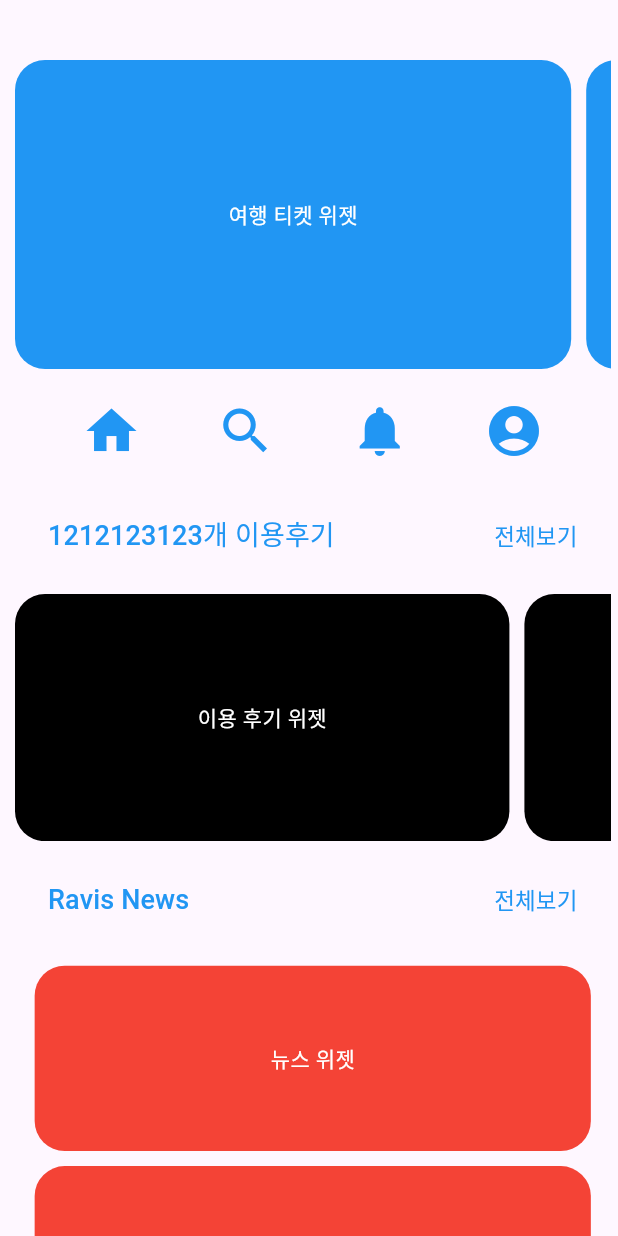
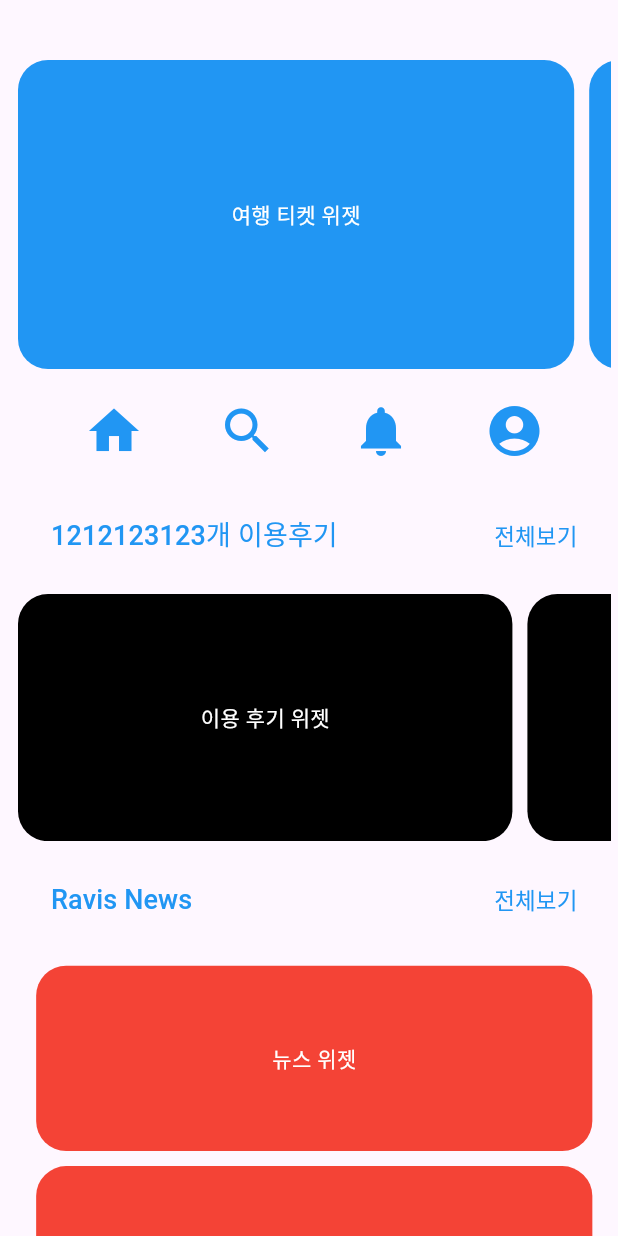
Before and after one commit to mxcoogi/Ravis, a Flutter app: the HomeScreen screen opened directly, on a phone screen of 412 x 824 dp. Run offline on Flutter 3.47's test engine with Material 3 defaults, Android fonts, the phone set to English and light mode, and no system bars; our stand-ins replace flutter_svg.

Commit message:
위젯 패딩 조절

```diff
--- a/lib/screen/screen_home.dart
+++ b/lib/screen/screen_home.dart
@@ -15,7 +15,7 @@ class _HomeScreenState extends State<HomeScreen> {
 
     return Scaffold(
       body: Padding(
-        padding: EdgeInsets.only(top: 30.0, left: 10.0, right: 5.0), // 위쪽, 좌측, 우측에 패딩을 추가
+        padding: EdgeInsets.only(top: 30.0, left: 12.0, right: 5.0), // 위쪽, 좌측, 우측에 패딩을 추가
         child: SingleChildScrollView( // 전체 화면을 스크롤 가능하게 만듬
           child: Column(
             crossAxisAlignment: CrossAxisAlignment.center, // 위젯들이 화면 중앙에 정렬되도록 설정
--- a/lib/widget/widget_home.dart
+++ b/lib/widget/widget_home.dart
@@ -36,6 +36,12 @@ class _TravelTicketState extends State<TravelTicket> {
     );
   }
 }
+
+
+
+
+
+
 
 // 2번째 홈메뉴위젯
 class HomeMenu extends StatefulWidget {
```
